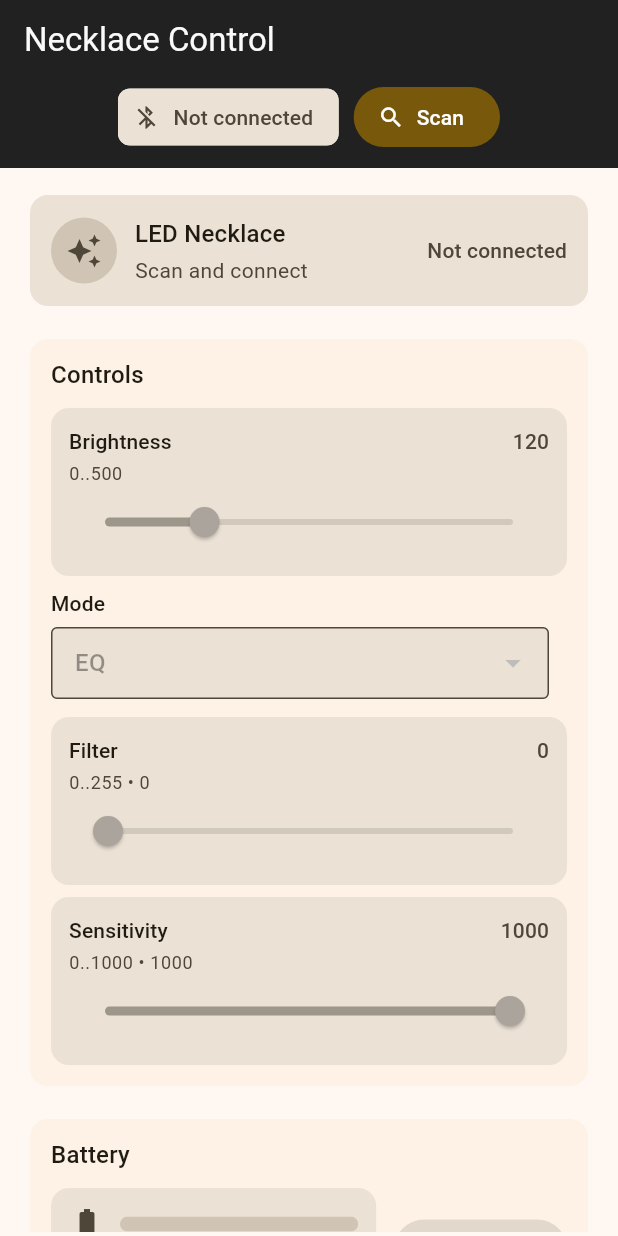
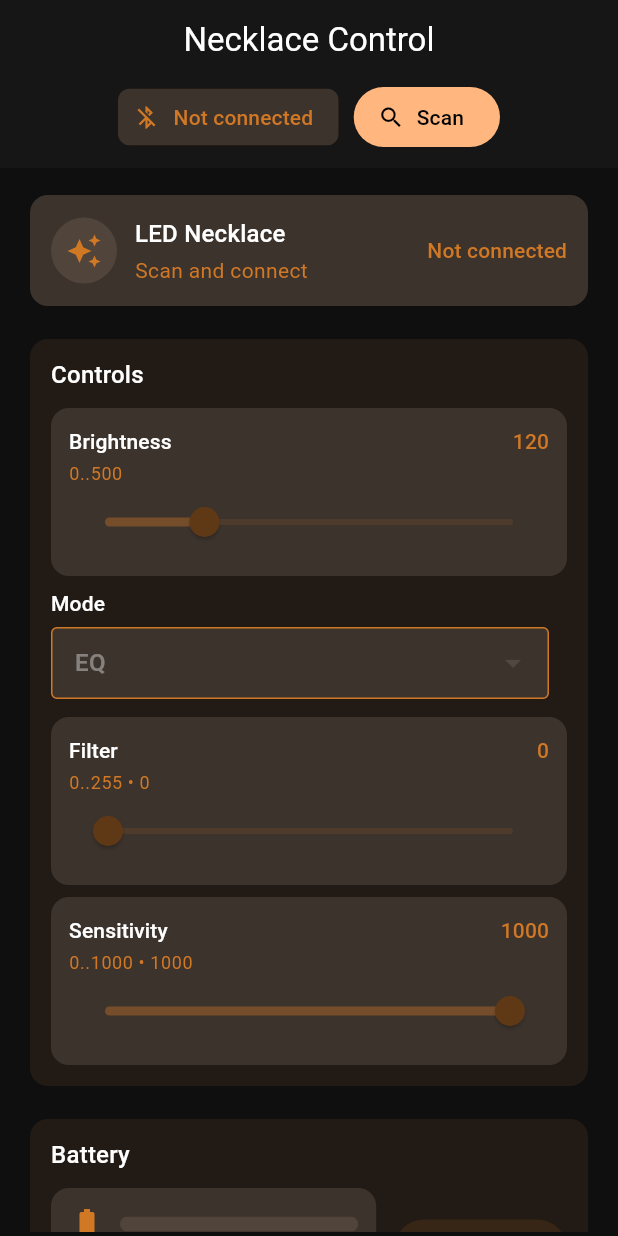
Before and after one commit to chbeeler/led_necklace_control, a Flutter app: the screen it shows after launch, on a phone screen of 412 x 824 dp. Run offline on Flutter 3.47's test engine with Material 3 defaults, Android fonts, the phone set to English and light mode, and no system bars; missing offline and left inert: universal_ble.

Commit message:
Applies custom gold theme to the application
Implements a custom gold theme across the application.
Defines gold color constants and updates the color scheme,
text styles, and app bar appearance to reflect the new theme.
Also centers the app bar title for better aesthetics.

```diff
--- a/lib/main.dart
+++ b/lib/main.dart
@@ -5,6 +5,9 @@ import 'package:flutter/material.dart';
 import 'package:universal_ble/universal_ble.dart';
 
 void main() => runApp(const NecklaceApp());
+
+const Color kThemeGold = Color.fromARGB(255, 209, 120, 37);
+const Color kTextGold = Color.fromARGB(255, 255, 255, 255);
 
 class NecklaceApp extends StatelessWidget {
   const NecklaceApp({super.key});
@@ -16,11 +19,26 @@ class NecklaceApp extends StatelessWidget {
       debugShowCheckedModeBanner: false,
       theme: ThemeData(
         useMaterial3: true,
-        colorScheme: ColorScheme.fromSeed(seedColor: const Color.fromARGB(255, 170, 131, 40)),
-        appBarTheme: AppBarTheme(
-          backgroundColor: Colors.grey.shade900,
-          foregroundColor: Colors.grey.shade50,
-          iconTheme: IconThemeData(color: Colors.grey.shade50),
+        colorScheme: ColorScheme.fromSeed(
+          seedColor: kThemeGold,
+          brightness: Brightness.dark,
+        ).copyWith(
+          onSurface: kThemeGold,
+          onSurfaceVariant: kThemeGold,
+          onPrimary: Colors.black,
+          onSecondary: Colors.black,
+          onBackground: kThemeGold,
+        ),
+        scaffoldBackgroundColor: const Color(0xFF0F0F10),
+        textTheme: ThemeData.dark().textTheme.apply(
+              bodyColor: kTextGold,
+              displayColor: kTextGold,
+            ),
+        iconTheme: const IconThemeData(color: kThemeGold),
+        appBarTheme: const AppBarTheme(
+          backgroundColor: Color(0xFF161616),
+          foregroundColor: kTextGold,
+          iconTheme: IconThemeData(color: kThemeGold),
         ),
         sliderTheme: const SliderThemeData(
           showValueIndicator: ShowValueIndicator.always,
@@ -566,6 +584,7 @@ class _HomePageState extends State<HomePage> {
     return Scaffold(
       appBar: AppBar(
         title: const Text('Necklace Control'),
+        centerTitle: true,
         bottom: PreferredSize(
           preferredSize: const Size.fromHeight(56),
           child: Padding(
```
